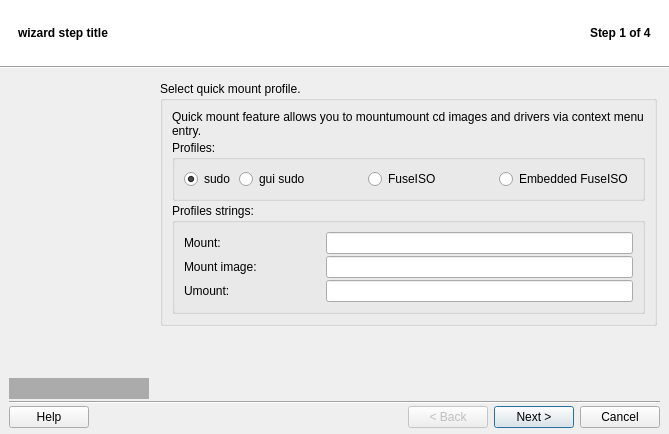
Old version of the form src/q4wine-gui/uis/Wizard.ui in the repository brezerk/q4wine.
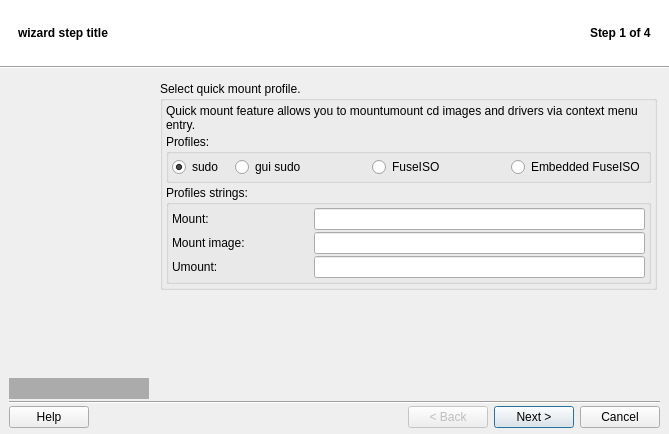
New version of the form. The open tabs and pages were chosen to show the change. Icons and pictures are not drawn.

Patch:
```diff
--- a/src/q4wine-gui/uis/Wizard.ui
+++ b/src/q4wine-gui/uis/Wizard.ui
@@ -1781,6 +1781,9 @@
                     <string>Select quick mount profile.</string>
                    </property>
                    <layout class="QVBoxLayout" name="_57">
+                    <property name="margin">
+                     <number>3</number>
+                    </property>
                     <item>
                      <widget class="QLabel" name="label_6">
                       <property name="sizePolicy">
@@ -1803,6 +1806,9 @@
                        <string>Profiles:</string>
                       </property>
                       <layout class="QVBoxLayout" name="verticalLayout_12">
+                       <property name="margin">
+                        <number>3</number>
+                       </property>
                        <item>
                         <widget class="QWidget" name="widget_8" native="true">
                          <property name="sizePolicy">
@@ -1933,6 +1939,9 @@
                        <string>Profiles strings:</string>
                       </property>
                       <layout class="QVBoxLayout" name="verticalLayout_11">
+                       <property name="margin">
+                        <number>3</number>
+                       </property>
                        <item>
                         <widget class="QWidget" name="widget_51" native="true">
                          <layout class="QHBoxLayout" name="_6">
```
Left out of the diff: 23 changed lines with no effect on the pictures.
